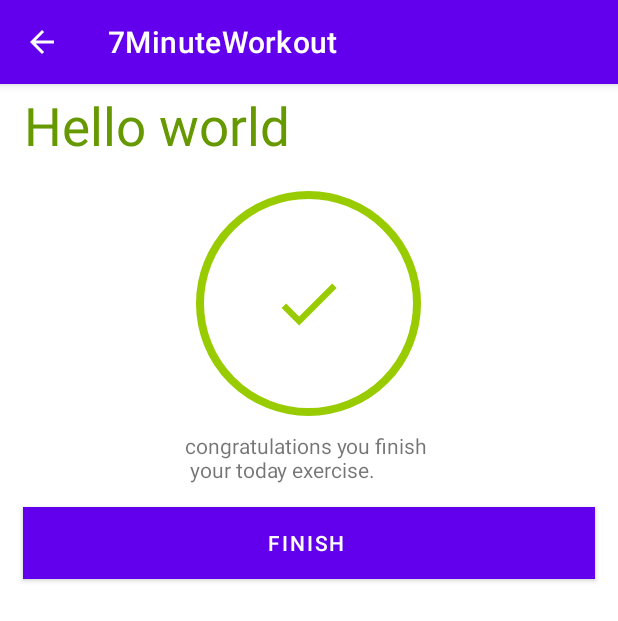
After one commit to rajson49/7MinuteWorkout, an Android app: the FinishActivity screen opened directly, with no data from a screen before it, on a phone screen of 412 x 824 dp. The commit adds this screen. Shown: the top 621 px of the screen. Run offline under Robolectric (Android 15) with nearby library versions, the phone set to English and light mode, and no system bars; 2 statements that could not run were skipped.

Commit message:
7MinuteWorkOut

```diff
--- /dev/null
+++ b/app/src/main/java/com/example/a7minuteworkout/FinishActivity.kt
@@ -0,0 +1,31 @@
+package com.example.a7minuteworkout
+
+import androidx.appcompat.app.AppCompatActivity
+import android.os.Bundle
+import android.view.View
+import kotlinx.android.synthetic.main.activity_exersice.*
+import kotlinx.android.synthetic.main.activity_finish.*
+
+class FinishActivity : AppCompatActivity() {
+    override fun onCreate(savedInstanceState: Bundle?) {
+        super.onCreate(savedInstanceState)
+        setContentView(R.layout.activity_finish)
+
+        setSupportActionBar(finishAcivityToolbar)
+
+        val actionaBar=supportActionBar
+        if(actionaBar!=null){
+            actionaBar.setDisplayHomeAsUpEnabled(true)
+
+        }
+
+        toolbar_exersice_activity.setNavigationOnClickListener {
+            onBackPressed()
+        }
+
+        finishButton.setOnClickListener(View.OnClickListener {
+            finish()
+        })
+
+    }
+}
--- /dev/null
+++ b/app/src/main/res/drawable/ic_baseline_check_24.xml
@@ -0,0 +1,5 @@
+<vector android:height="24dp" android:tint="#ff99cc00"
+    android:viewportHeight="24" android:viewportWidth="24"
+    android:width="24dp" xmlns:android="http://schemas.android.com/apk/res/android">
+    <path android:fillColor="@android:color/white" android:pathData="M9,16.17L4.83,12l-1.42,1.41L9,19 21,7l-1.41,-1.41z"/>
+</vector>
--- /dev/null
+++ b/app/src/main/res/layout/activity_finish.xml
@@ -0,0 +1,72 @@
+<?xml version="1.0" encoding="utf-8"?>
+<LinearLayout xmlns:android="http://schemas.android.com/apk/res/android"
+    xmlns:app="http://schemas.android.com/apk/res-auto"
+    xmlns:tools="http://schemas.android.com/tools"
+    android:layout_width="match_parent"
+    android:layout_height="match_parent"
+    tools:context=".FinishActivity"
+    android:layout_gravity="center_horizontal"
+    android:orientation="vertical">
+
+    <androidx.appcompat.widget.Toolbar
+        android:id="@+id/finishAcivityToolbar"
+        android:layout_width="match_parent"
+        android:layout_height="?android:attr/actionBarSize"
+        android:background="#FFFFFF">
+
+        <TextView
+            android:id="@+id/tvEnd"
+            android:text="Hello world "
+            android:textSize="35sp"
+            android:textColor="@android:color/holo_green_dark"
+            android:layout_width="wrap_content"
+            android:layout_height="wrap_content">
+        </TextView>
+
+
+    </androidx.appcompat.widget.Toolbar>
+
+    <LinearLayout
+        android:background="@drawable/item_circular_color_accent_border"
+        android:layout_marginTop="15dp"
+        android:layout_gravity="center"
+        android:layout_width="150dp"
+        android:layout_height="150dp">
+
+        <!-- Here the ic_action_done image in added in drawables folders.-->
+
+        <ImageView
+            android:src="@drawable/ic_baseline_check_24"
+            android:contentDescription="@string/image"
+            android:layout_width="50dp"
+            android:layout_gravity="center"
+            android:layout_marginHorizontal="50dp"
+            android:layout_height="50dp">
+
+        </ImageView>
+
+    </LinearLayout>
+
+    <TextView
+
+        android:layout_marginTop="10dp"
+        android:layout_gravity="center_horizontal"
+        android:text="@string/congo_message"
+        android:layout_width="wrap_content"
+        android:layout_height="wrap_content">
+
+    </TextView>
+
+    <Button
+        android:id="@+id/finishButton"
+        android:layout_marginTop="10dp"
+        android:layout_gravity="center_horizontal"
+        android:text="finish "
+        android:background="@android:color/holo_green_dark"
+        android:layout_margin="15dp"
+        android:layout_width="match_parent"
+        android:layout_height="wrap_content">
+
+    </Button>
+
+</LinearLayout>
--- a/app/src/main/res/values/strings.xml
+++ b/app/src/main/res/values/strings.xml
@@ -4,5 +4,7 @@
 
     <string name="str_start">START</string>
     <string name="exersiceImage">Excersice Image</string>
+    <string name="congo_message">congratulations  you finish \n your today exercise.</string>
+    <string name="quite_Text">This will stop your workout are you sure? You want to quite?</string>
 
 </resources>
```
Also changed, not shown: app/src/main/AndroidManifest.xml (+5 -5 lines), app/src/main/java/com/example/a7minuteworkout/Constacts.kt (+4 -4 lines), app/src/main/java/com/example/a7minuteworkout/ExersiceActivity.kt (+56 -6 lines), app/src/main/java/com/example/a7minuteworkout/adapters/ExersiceAdapter.kt (added, +50 -0 lines), app/src/main/res/drawable/ic_action_done.xml (added, +14 -0 lines), app/src/main/res/drawable/item_circular_color_gray_background.xml (added, +8 -0 lines), app/src/main/res/drawable/item_circular_thin_color_accent_border.xml (added, +10 -0 lines), app/src/main/res/layout/activity_exersice.xml (+10 -0 lines), app/src/main/res/layout/dialog_custom_back_confirmation.xml (added, +70 -0 lines), app/src/main/res/layout/item_exercise_status.xml (added, +15 -0 lines).
